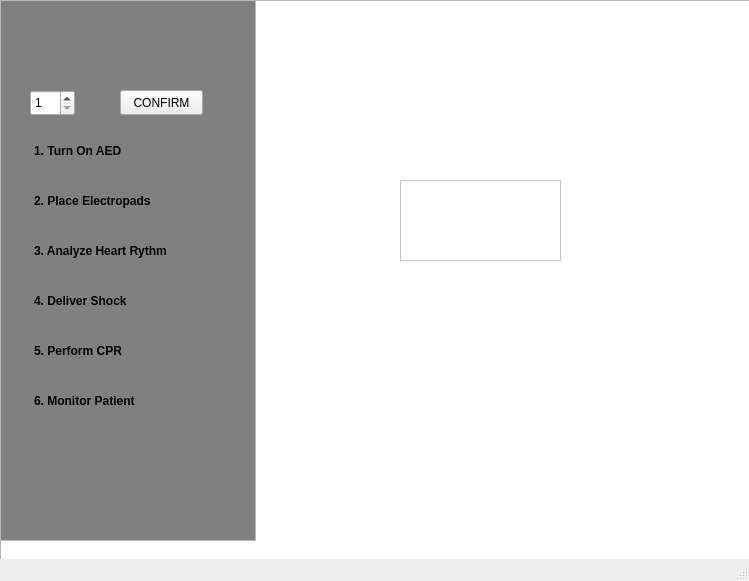
Qt form QT-Project-Folder/mainwindow.ui (AyomideAwonaya21/3004-Project-) before a commit.
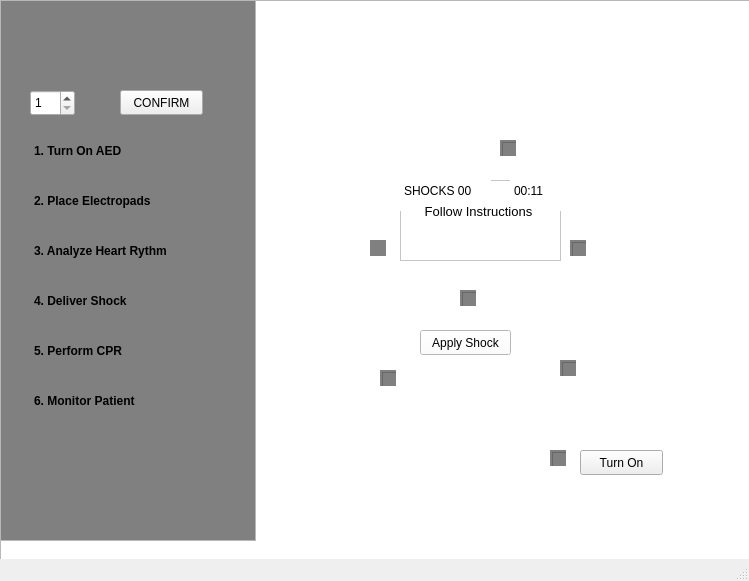
The same form after that commit.

Commit message: Finished the first GUI draft

The edit to the form file:
```diff
--- a/QT-Project-Folder/mainwindow.ui
+++ b/QT-Project-Folder/mainwindow.ui
@@ -213,6 +213,187 @@
      <string notr="true">background-color:white;</string>
     </property>
    </widget>
+   <widget class="QTextBrowser" name="checkPoint1">
+    <property name="geometry">
+     <rect>
+      <x>370</x>
+      <y>240</y>
+      <width>16</width>
+      <height>16</height>
+     </rect>
+    </property>
+    <property name="styleSheet">
+     <string notr="true">height: 20px;
+width:20px;
+border-radius: 50%;
+background-color: grey;</string>
+    </property>
+   </widget>
+   <widget class="QTextBrowser" name="checkPoint6">
+    <property name="geometry">
+     <rect>
+      <x>380</x>
+      <y>370</y>
+      <width>16</width>
+      <height>16</height>
+     </rect>
+    </property>
+    <property name="styleSheet">
+     <string notr="true">border-radius: 50%;
+background-color: grey;</string>
+    </property>
+   </widget>
+   <widget class="QTextBrowser" name="checkPoint4">
+    <property name="geometry">
+     <rect>
+      <x>560</x>
+      <y>360</y>
+      <width>16</width>
+      <height>16</height>
+     </rect>
+    </property>
+    <property name="styleSheet">
+     <string notr="true">border-radius: 50%;
+background-color: grey;</string>
+    </property>
+   </widget>
+   <widget class="QTextBrowser" name="checkPoint3">
+    <property name="geometry">
+     <rect>
+      <x>570</x>
+      <y>240</y>
+      <width>16</width>
+      <height>16</height>
+     </rect>
+    </property>
+    <property name="styleSheet">
+     <string notr="true">border-radius: 50%;
+background-color: grey;</string>
+    </property>
+   </widget>
+   <widget class="QTextBrowser" name="checkPoint2">
+    <property name="geometry">
+     <rect>
+      <x>500</x>
+      <y>140</y>
+      <width>16</width>
+      <height>16</height>
+     </rect>
+    </property>
+    <property name="styleSheet">
+     <string notr="true">border-radius: 50%;
+background-color: grey;</string>
+    </property>
+   </widget>
+   <widget class="QTextBrowser" name="checkPoint5">
+    <property name="geometry">
+     <rect>
+      <x>460</x>
+      <y>290</y>
+      <width>16</width>
+      <height>16</height>
+     </rect>
+    </property>
+    <property name="styleSheet">
+     <string notr="true">border-radius: 50%;
+background-color: grey;</string>
+    </property>
+   </widget>
+   <widget class="QPushButton" name="shockButton">
+    <property name="geometry">
+     <rect>
+      <x>420</x>
+      <y>330</y>
+      <width>91</width>
+      <height>25</height>
+     </rect>
+    </property>
+    <property name="styleSheet">
+     <string notr="true">background-color: white;</string>
+    </property>
+    <property name="text">
+     <string>Apply Shock</string>
+    </property>
+   </widget>
+   <widget class="QPushButton" name="onButton">
+    <property name="geometry">
+     <rect>
+      <x>580</x>
+      <y>450</y>
+      <width>83</width>
+      <height>25</height>
+     </rect>
+    </property>
+    <property name="text">
+     <string>Turn On</string>
+    </property>
+   </widget>
+   <widget class="QTextBrowser" name="onSignal">
+    <property name="geometry">
+     <rect>
+      <x>550</x>
+      <y>450</y>
+      <width>16</width>
+      <height>16</height>
+     </rect>
+    </property>
+    <property name="styleSheet">
+     <string notr="true">border-radius: 50%;
+background-color: grey;</string>
+    </property>
+   </widget>
+   <widget class="QPlainTextEdit" name="shockText">
+    <property name="geometry">
+     <rect>
+      <x>400</x>
+      <y>180</y>
+      <width>91</width>
+      <height>31</height>
+     </rect>
+    </property>
+    <property name="styleSheet">
+     <string notr="true">border: white;</string>
+    </property>
+    <property name="plainText">
+     <string>SHOCKS 00</string>
+    </property>
+   </widget>
+   <widget class="QPlainTextEdit" name="timeText">
+    <property name="geometry">
+     <rect>
+      <x>510</x>
+      <y>180</y>
+      <width>51</width>
+      <height>31</height>
+     </rect>
+    </property>
+    <property name="styleSheet">
+     <string notr="true">border: white;</string>
+    </property>
+    <property name="plainText">
+     <string>00:11</string>
+    </property>
+   </widget>
+   <widget class="QTextEdit" name="instructionText">
+    <property name="geometry">
+     <rect>
+      <x>403</x>
+      <y>200</y>
+      <width>151</width>
+      <height>51</height>
+     </rect>
+    </property>
+    <property name="styleSheet">
+     <string notr="true">border: white;</string>
+    </property>
+    <property name="html">
+     <string>&lt;!DOCTYPE HTML PUBLIC &quot;-//W3C//DTD HTML 4.0//EN&quot; &quot;http://www.w3.org/TR/REC-html40/strict.dtd&quot;&gt;
+&lt;html&gt;&lt;head&gt;&lt;meta name=&quot;qrichtext&quot; content=&quot;1&quot; /&gt;&lt;style type=&quot;text/css&quot;&gt;
+p, li { white-space: pre-wrap; }
+&lt;/style&gt;&lt;/head&gt;&lt;body style=&quot; font-family:'Sans'; font-size:10pt; font-weight:400; font-style:normal;&quot;&gt;
+&lt;p align=&quot;center&quot; style=&quot; margin-top:0px; margin-bottom:0px; margin-left:0px; margin-right:0px; -qt-block-indent:0; text-indent:0px;&quot;&gt;Follow Instructions&lt;/p&gt;&lt;/body&gt;&lt;/html&gt;</string>
+    </property>
+   </widget>
   </widget>
   <widget class="QMenuBar" name="menubar">
    <property name="geometry">
```
The commit also changes 4 other files.
